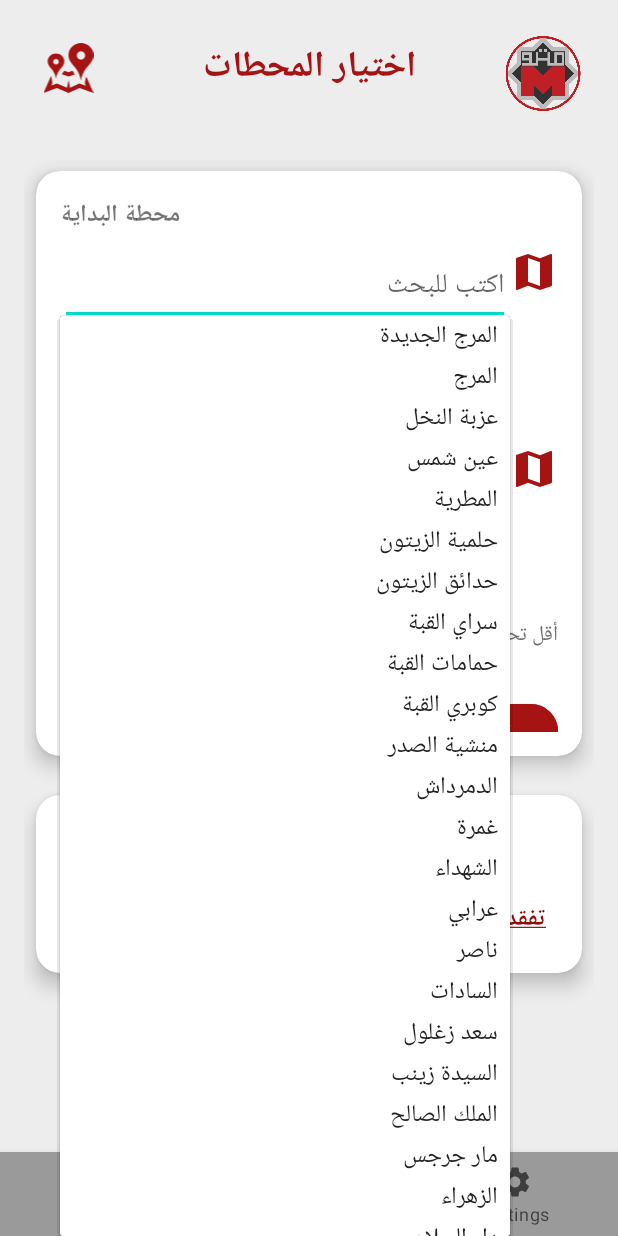
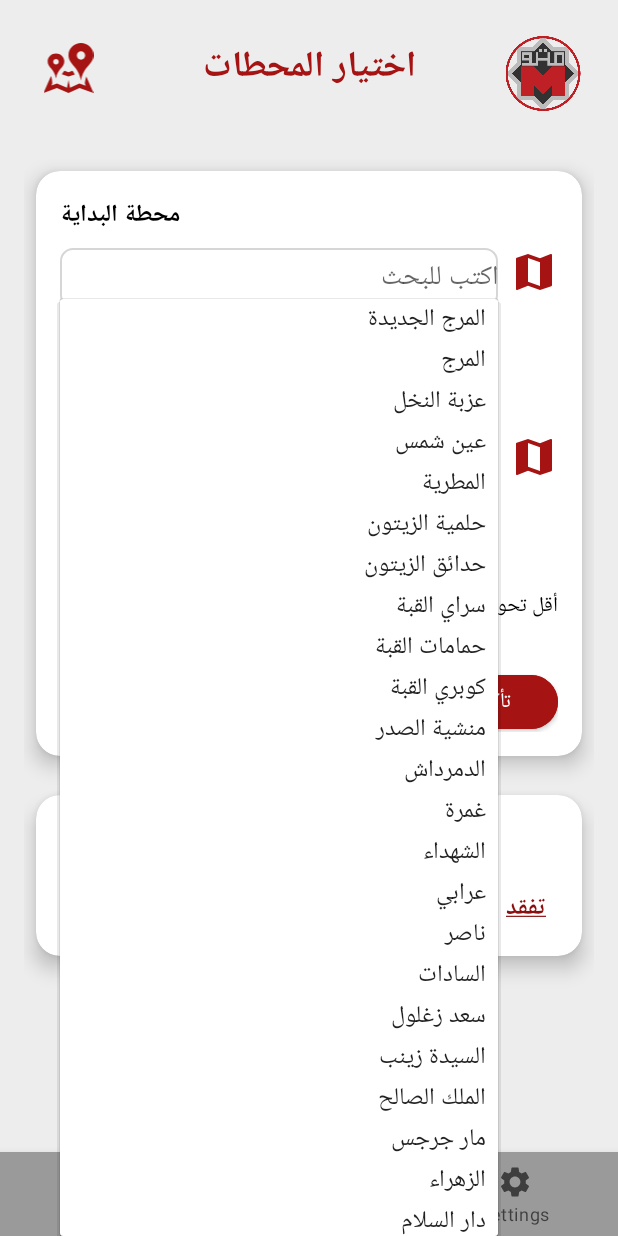
Before and after one commit to AyaAshraf21/Android_Cairo_Metro, an Android app: the screen it shows after launch (MainActivity), on a phone screen of 412 x 824 dp. Run offline under Robolectric (Android 15) with nearby library versions, the phone set to English and light mode, and no system bars; libraries missing offline, so code that uses them is left out: mumayank.com.airlocationlibrary; 3 statements that could not run were skipped.

Commit message:
Added background for AutoCompleteTextViews, changed text colors to black

```diff
--- /dev/null
+++ b/app/src/main/res/drawable/search_view_background.xml
@@ -0,0 +1,12 @@
+<?xml version="1.0" encoding="utf-8"?>
+<shape xmlns:android="http://schemas.android.com/apk/res/android"
+    android:shape="rectangle">
+    <corners
+        android:radius="8dp"></corners>
+    <stroke
+        android:color="@color/grey_font"
+        android:width="1dp"
+        >
+
+    </stroke>
+</shape>
--- a/app/src/main/res/layout/fragment_planner.xml
+++ b/app/src/main/res/layout/fragment_planner.xml
@@ -34,6 +34,7 @@
                 android:layout_width="wrap_content"
                 android:layout_height="wrap_content"
                 android:text="Entry Station"
+                android:textColor="@color/black"
                 android:textSize="16sp"
                 android:textStyle="bold"
                 app:layout_constraintStart_toStartOf="parent"
@@ -42,9 +43,13 @@
             <AutoCompleteTextView
                 android:id="@+id/entrySpinner"
                 android:layout_width="0dp"
-                android:layout_height="wrap_content"
+                android:layout_height="40dp"
                 android:layout_marginTop="8dp"
+                android:layout_marginEnd="8dp"
+                android:background="@drawable/search_view_background"
                 android:hint="Type to search"
+                android:paddingLeft="15dp"
+                android:textAlignment="textStart"
                 app:layout_constraintEnd_toStartOf="@+id/entryStationPlace"
                 app:layout_constraintStart_toStartOf="parent"
                 app:layout_constraintTop_toBottomOf="@+id/entryStationTextView" />
@@ -75,8 +80,9 @@
                 android:id="@+id/exitStationTextView"
                 android:layout_width="wrap_content"
                 android:layout_height="wrap_content"
-                android:layout_marginTop="16dp"
+                android:layout_marginTop="8dp"
                 android:text="Exit Station"
+                android:textColor="@color/black"
                 android:textSize="16sp"
                 android:textStyle="bold"
                 app:layout_constraintStart_toStartOf="parent"
@@ -85,9 +91,12 @@
             <AutoCompleteTextView
                 android:id="@+id/exitSpinner"
                 android:layout_width="0dp"
-                android:layout_height="wrap_content"
+                android:layout_height="40dp"
                 android:layout_marginTop="8dp"
+                android:layout_marginEnd="8dp"
+                android:background="@drawable/search_view_background"
                 android:hint="Type to search"
+                android:paddingLeft="15dp"
                 app:layout_constraintEnd_toStartOf="@+id/exitStationPlace"
                 app:layout_constraintStart_toStartOf="parent"
                 app:layout_constraintTop_toBottomOf="@+id/exitStationTextView" />
@@ -108,6 +117,7 @@
                 android:layout_height="wrap_content"
                 android:layout_marginTop="16dp"
                 android:text="Quickest Route or Least Transitions?"
+                android:textColor="@color/black"
                 android:textSize="16sp"
                 android:textStyle="bold"
                 app:layout_constraintStart_toStartOf="parent"
@@ -130,7 +140,7 @@
                     android:layout_weight="1"
                     android:buttonTint="@color/secondaryButton"
                     android:text="Quickest Route"
-                    android:textColor="#706F71" />
+                    android:textColor="@color/black" />
 
                 <RadioButton
                     android:id="@+id/transition"
@@ -138,7 +148,7 @@
                     android:layout_height="wrap_content"
                     android:layout_weight="1"
                     android:text="Least Transitions"
-                    android:textColor="#706F71" />
+                    android:textColor="@color/black" />
             </RadioGroup>
 
             <Button
@@ -193,6 +203,7 @@
                 android:layout_width="wrap_content"
                 android:layout_height="wrap_content"
                 android:text="Please Enter Your Destination(Optional)"
+                android:textColor="@color/black"
                 android:textSize="16sp"
                 android:textStyle="bold"
                 app:layout_constraintStart_toStartOf="parent"
@@ -201,10 +212,13 @@
             <EditText
                 android:id="@+id/editTextText3"
                 android:layout_width="0dp"
-                android:layout_height="wrap_content"
+                android:layout_height="40dp"
                 android:layout_marginTop="8dp"
+                android:layout_marginEnd="8dp"
+                android:background="@drawable/search_view_background"
                 android:hint="Enter your Destination"
                 android:inputType="text"
+                android:paddingLeft="15dp"
                 app:layout_constraintEnd_toStartOf="@+id/checkButton"
                 app:layout_constraintStart_toStartOf="parent"
                 app:layout_constraintTop_toBottomOf="@+id/destinationText" />
@@ -233,6 +247,7 @@
                 android:onClick="popup"
                 android:src="@drawable/help_24dp_003366_fill0_wght400_grad0_opsz24"
                 app:layout_constraintBottom_toBottomOf="@+id/destinationText"
+                app:layout_constraintEnd_toEndOf="parent"
                 app:layout_constraintStart_toEndOf="@+id/destinationText"
                 app:layout_constraintTop_toTopOf="@+id/destinationText" />
 
```
